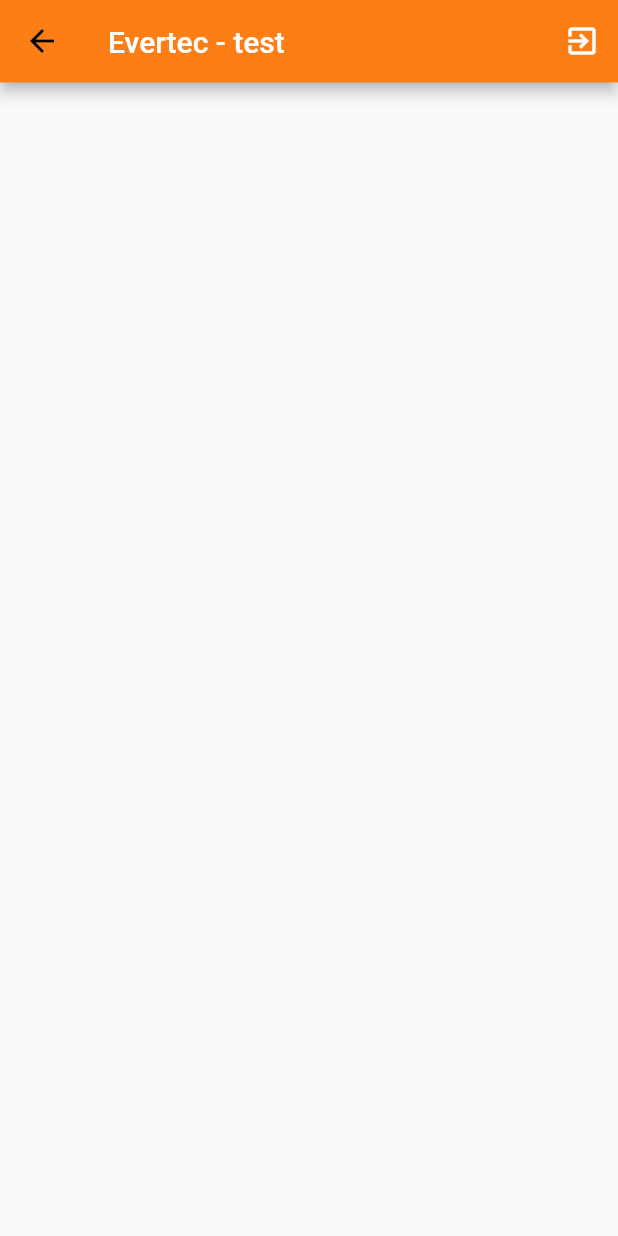
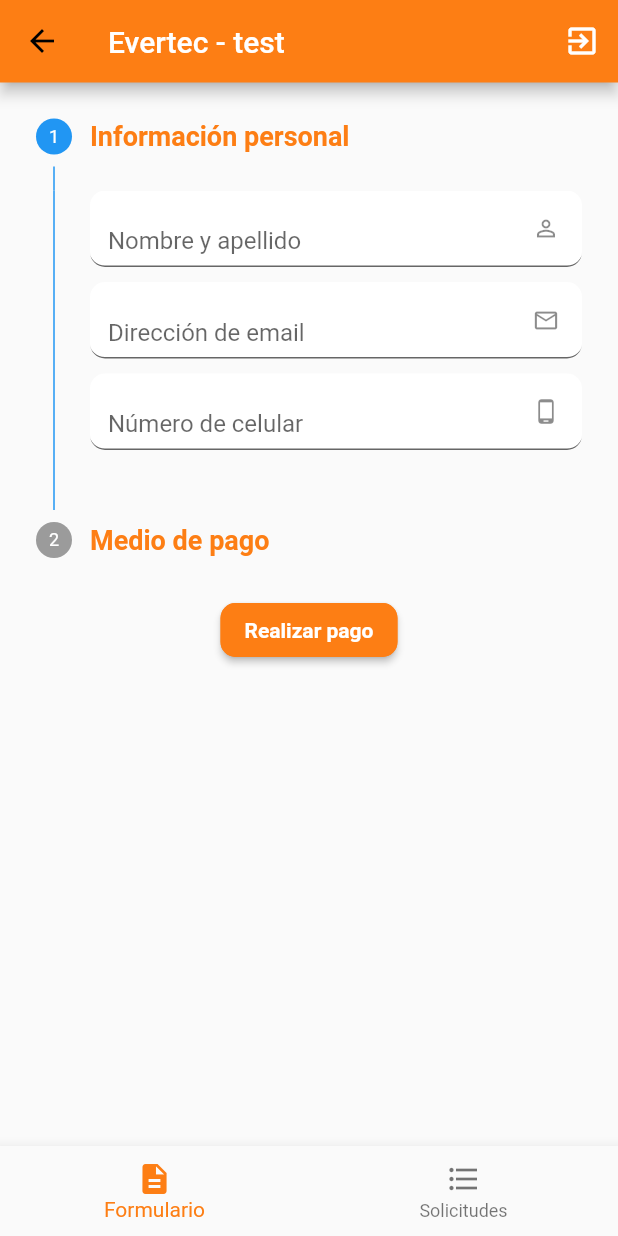
Before and after one commit to jocgomez/Evertec-prueba, a Flutter app: the HomePage screen opened by its route, on a phone screen of 412 x 824 dp. Run offline on Flutter 3.47's test engine with Material 2 defaults, Android fonts, the phone set to English and light mode, and no system bars; our stand-ins replace cloud_firestore, email_validator, flutter_custom_clippers, fluttertoast; accounts and stored records are empty.

Commit message:
Form personal information UI done
- Name field with validation
- Email field with validation
- Phone field with validation
- BottomNavigation component

```diff
--- /dev/null
+++ b/lib/view/components/bottomNavigationComponent.dart
@@ -0,0 +1,57 @@
+import 'package:flutter/material.dart';
+import 'package:prueba_placeto_pay/view/utils/style.dart';
+
+class BottomNavigationComponent extends StatefulWidget {
+  BottomNavigationComponent({this.selectedIndex});
+  int selectedIndex;
+
+  @override
+  _BottomNavigationElementState createState() =>
+      _BottomNavigationElementState();
+}
+
+class _BottomNavigationElementState extends State<BottomNavigationComponent> {
+  @override
+  Widget build(BuildContext context) {
+    return SafeArea(
+      child: SizedBox(
+        height: 60.0,
+        child: BottomNavigationBar(
+          selectedLabelStyle: StylesElements.tsNormalOrange,
+          unselectedLabelStyle: StylesElements.tsNormalBlack,
+          type: BottomNavigationBarType.fixed,
+          items: const <BottomNavigationBarItem>[
+            BottomNavigationBarItem(
+              icon: Icon(Icons.description),
+              title: Text('Formulario'),
+            ),
+            BottomNavigationBarItem(
+              icon: Icon(Icons.format_list_bulleted),
+              title: Text('Solicitudes'),
+            ),
+          ],
+          currentIndex: widget.selectedIndex,
+          selectedItemColor: StylesElements.colorPrimary,
+          selectedIconTheme: IconThemeData(color: StylesElements.colorPrimary),
+          onTap: _onItemTapped,
+        ),
+      ),
+    );
+  }
+
+  void _onItemTapped(int index) {
+    setState(() {
+      widget.selectedIndex = index;
+      switch (widget.selectedIndex) {
+        case 0:
+          Navigator.pushNamedAndRemoveUntil(
+              context, 'home', (Route<dynamic> route) => false);
+          break;
+        case 1:
+          //Navigator.pushNamed(context, '');
+          break;
+        default:
+      }
+    });
+  }
+}
--- a/lib/view/pages/home.dart
+++ b/lib/view/pages/home.dart
@@ -1,5 +1,11 @@
+import 'package:email_validator/email_validator.dart';
 import 'package:flutter/material.dart';
+import 'package:flutter/services.dart';
 import 'package:prueba_placeto_pay/view/components/appbarComponent.dart';
+import 'package:prueba_placeto_pay/view/components/bottomNavigationComponent.dart';
+import 'package:prueba_placeto_pay/view/components/buttonComponent.dart';
+import 'package:prueba_placeto_pay/view/utils/globals.dart';
+import 'package:prueba_placeto_pay/view/utils/style.dart';
 
 class HomePage extends StatefulWidget {
   @override
@@ -7,8 +13,153 @@ class HomePage extends StatefulWidget {
 }
 
 class _HomePageState extends State<HomePage> {
+  int currentStep = 0;
+  String name = "",
+      email = "",
+      phone = "",
+      emailErrorMessage = "Escriba un email.";
+  bool isNameIncomplete = false,
+      isEmailIncomplete = false,
+      isPhoneIncomplete = false;
+
   @override
   Widget build(BuildContext context) {
-    return Scaffold(appBar: AppbarComponent());
+    return Scaffold(
+      appBar: AppbarComponent(),
+      body: SingleChildScrollView(
+        child: Column(
+          children: <Widget>[
+            Theme(
+              data: ThemeData(
+                primaryColor: StylesElements.colorPrimary,
+              ),
+              child: Stepper(
+                controlsBuilder: (BuildContext context,
+                    {VoidCallback onStepContinue, VoidCallback onStepCancel}) {
+                  return Container();
+                },
+                physics: ClampingScrollPhysics(),
+                steps: mySteps(),
+                currentStep: this.currentStep,
+                onStepTapped: (step) {
+                  setState(() {
+                    this.currentStep = step;
+                  });
+                },
+              ),
+            ),
+            ButtonComponent(
+                color: StylesElements.colorPrimary,
+                text: "Realizar pago",
+                borderColor: StylesElements.colorPrimary,
+                function: () {
+                  validatePersonalInformation();
+                })
+          ],
+        ),
+      ),
+      bottomNavigationBar: BottomNavigationComponent(selectedIndex: 0),
+    );
+  }
+
+  List<Step> mySteps() {
+    List<Step> steps = [];
+
+    steps.add(Step(
+      title: Text('Información personal', style: StylesElements.tsBoldOrange18),
+      content: personalInformationWidget(),
+      isActive: currentStep == 0,
+    ));
+    steps.add(Step(
+      title: Text('Medio de pago', style: StylesElements.tsBoldOrange18),
+      content: Column(
+        crossAxisAlignment: CrossAxisAlignment.start,
+        children: <Widget>[Text("Hola mundo")],
+      ),
+      isActive: currentStep == 1,
+    ));
+
+    return steps;
+  }
+
+  Widget personalInformationWidget() {
+    return Column(
+      crossAxisAlignment: CrossAxisAlignment.start,
+      children: <Widget>[
+        TextFormField(
+          keyboardType: TextInputType.text,
+          textCapitalization: TextCapitalization.words,
+          decoration: StylesElements.textFieldDecoration(
+              "Nombre y apellido",
+              true,
+              Globals.strNameIcon,
+              isNameIncomplete,
+              "Escriba nombre y apellido.",
+              () {}),
+          onChanged: (value) {
+            name = value;
+            isNameIncomplete = validateFieldInformation(name, isNameIncomplete);
+          },
+        ),
+        SizedBox(height: 10),
+        TextFormField(
+          keyboardType: TextInputType.emailAddress,
+          decoration: StylesElements.textFieldDecoration(
+              "Dirección de email",
+              true,
+              Globals.strEmailIcon,
+              isEmailIncomplete,
+              emailErrorMessage,
+              () {}),
+          onChanged: (value) {
+            email = value;
+            isEmailIncomplete =
+                validateFieldInformation(email, isEmailIncomplete);
+          },
+        ),
+        SizedBox(height: 10),
+        TextFormField(
+          keyboardType: TextInputType.number,
+          inputFormatters: [
+            BlacklistingTextInputFormatter("."),
+            BlacklistingTextInputFormatter("-"),
+            BlacklistingTextInputFormatter(","),
+            BlacklistingTextInputFormatter(" "),
+          ],
+          decoration: StylesElements.textFieldDecoration(
+              "Número de celular",
+              true,
+              Globals.strPhoneIcon,
+              isPhoneIncomplete,
+              "Escriba un número de celular.",
+              () {}),
+          onChanged: (value) {
+            phone = value;
+            isPhoneIncomplete =
+                validateFieldInformation(phone, isPhoneIncomplete);
+          },
+        ),
+      ],
+    );
+  }
+
+  void validatePersonalInformation() {
+    isNameIncomplete = validateFieldInformation(name, isNameIncomplete);
+    isEmailIncomplete = validateFieldInformation(email, isEmailIncomplete);
+    isPhoneIncomplete = validateFieldInformation(phone, isPhoneIncomplete);
+    if (!EmailValidator.validate(email)) {
+      emailErrorMessage = "Escriba un email válido.";
+    }
+  }
+
+  bool validateFieldInformation(String fieldValue, bool isEmpty) {
+    setState(() {
+      if (fieldValue.isEmpty) {
+        isEmpty = true;
+      } else {
+        isEmpty = false;
+      }
+    });
+    return isEmpty;
   }
 }
--- a/lib/view/pages/login.dart
+++ b/lib/view/pages/login.dart
@@ -12,14 +12,11 @@ class LoginPage extends StatefulWidget {
 }
 
 class _LoginPageState extends State<LoginPage> {
-  bool isRegisterClicked = false;
-
-  String username = "";
-  bool isUsernameIncomplete = false;
-
-  String password = "";
-  bool isPasswordIncomplete = false;
-  bool isPasswordInvisible = true;
+  String username = "", password = "";
+  bool isRegisterClicked = false,
+      isUsernameIncomplete = false,
+      isPasswordIncomplete = false,
+      isPasswordInvisible = true;
 
   @override
   Widget build(BuildContext context) {
--- a/lib/view/utils/globals.dart
+++ b/lib/view/utils/globals.dart
@@ -6,6 +6,8 @@ class Globals {
   static String strUserIcon = "user";
   static String strPasswordIconInvisible = "passwordVisible";
   static String strPasswordIconVisible = "passwordInvisible";
+  static String strNameIcon = "name";
+  static String strPhoneIcon = "phone";
 
   static User userInstance;
 }
--- a/lib/view/utils/style.dart
+++ b/lib/view/utils/style.dart
@@ -16,9 +16,17 @@ class StylesElements {
       new TextStyle(color: colorPrimary, fontWeight: FontWeight.bold);
   static TextStyle tsButtonWhite =
       new TextStyle(color: Colors.white, fontWeight: FontWeight.bold);
-  // Texto común
+  // Texto bold
   static TextStyle tsBoldOrange18 = new TextStyle(
       color: colorPrimary, fontWeight: FontWeight.bold, fontSize: 18);
+  static TextStyle tsBoldBlack18 = new TextStyle(
+      color: colorBlack, fontWeight: FontWeight.bold, fontSize: 18);
+  static TextStyle tsBoldOrange =
+      new TextStyle(color: colorPrimary, fontWeight: FontWeight.bold);
+  static TextStyle tsBoldBlack =
+      new TextStyle(color: colorBlack, fontWeight: FontWeight.bold);
+  // Texto Normal
+  static TextStyle tsNormalOrange = new TextStyle(color: colorPrimary);
   static TextStyle tsNormalWhite = new TextStyle(color: Colors.white);
   static TextStyle tsNormalBlack = new TextStyle(color: colorBlack);
 
@@ -27,7 +35,9 @@ class StylesElements {
     'email': Icons.mail_outline,
     'passwordVisible': Icons.lock_outline,
     'passwordInvisible': Icons.lock_open,
-    'user': Icons.person_outline
+    'user': Icons.person_outline,
+    'name': Icons.person_outline,
+    'phone': Icons.phone_android
   };
   static Icon getIcon(String nombreIcono) {
     return Icon(
--- a/pubspec.yaml
+++ b/pubspec.yaml
@@ -29,6 +29,7 @@ dependencies:
   cloud_firestore: ^0.12.9+5
   flutter_custom_clippers: ^1.1.2
   fluttertoast: ^7.1.8
+  email_validator: "^1.0.5"
 
   # The following adds the Cupertino Icons font to your application.
   # Use with the CupertinoIcons class for iOS style icons.
```
Also changed, not shown: pubspec.lock.
